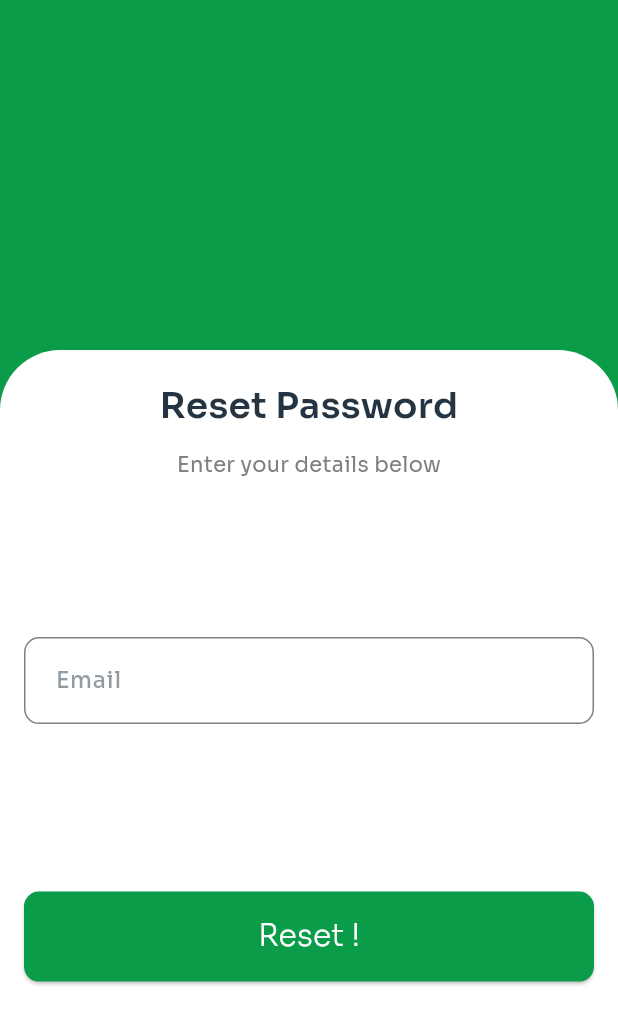
After one commit to yousefali55/graduation, a Flutter app: the ChangePasswordScreen screen opened by its route, on a phone screen of 412 x 824 dp. The commit adds this screen. Shown: the top 1025 px of the screen. Run offline on Flutter 3.47's test engine with Material 3 defaults, Android fonts, the phone set to English and light mode, and no system bars; our stand-ins replace bloc, dio, flutter_bloc, flutter_screenutil, google_fonts, image_picker and 1 more; accounts and stored records are empty.

Commit message:
Reset password done

```diff
--- a/lib/routing/app_router.dart
+++ b/lib/routing/app_router.dart
@@ -1,6 +1,8 @@
 import 'package:flutter/material.dart';
 import 'package:flutter_bloc/flutter_bloc.dart';
 import 'package:graduation/routing/routes.dart';
+import 'package:graduation/views/change_password/change_password_screen.dart';
+import 'package:graduation/views/change_password/cubit/change_password_cubit.dart';
 import 'package:graduation/views/sign_in/data/cubit/sign_in_email_cubit.dart';
 import 'package:graduation/views/sign_in/sign_in.dart';
 import 'package:graduation/views/sign_up/data/cubit/sign_up_email_cubit.dart';
@@ -23,10 +25,18 @@ class AppRouter {
         );
       case Routes.signUp:
         return MaterialPageRoute(
-            builder: (_) => BlocProvider(
-                  create: (context) => SignUpEmailCubit(),
-                  child: const SignUpScreen(),
-                ));
+          builder: (_) => BlocProvider(
+            create: (context) => SignUpEmailCubit(),
+            child: const SignUpScreen(),
+          ),
+        );
+      case Routes.changePassword:
+        return MaterialPageRoute(
+          builder: (_) => BlocProvider(
+            create: (context) => ChangePasswordCubit(),
+            child: const ChangePasswordScreen(),
+          ),
+        );
       default:
         return MaterialPageRoute(
           builder: (_) => const Scaffold(),
--- a/lib/routing/routes.dart
+++ b/lib/routing/routes.dart
@@ -2,4 +2,5 @@ class Routes {
   static const String signIn = '/sigIn';
   static const String signUp = '/signUp';
   static const String splash = '/splash';
+  static const String changePassword = '/changePassword';
 }
--- /dev/null
+++ b/lib/views/change_password/change_password_screen.dart
@@ -0,0 +1,81 @@
+import 'package:flutter/material.dart';
+import 'package:flutter_bloc/flutter_bloc.dart';
+import 'package:flutter_screenutil/flutter_screenutil.dart';
+import 'package:graduation/mutual_widgets/custom_snack_bar.dart';
+import 'package:graduation/mutual_widgets/elevated_button_for_sign_in_up.dart';
+import 'package:graduation/mutual_widgets/repeated_text_field.dart';
+import 'package:graduation/mutual_widgets/texts_in_sign_in_up.dart';
+import 'package:graduation/spacing/spacing.dart';
+import 'package:graduation/theming/colors_manager.dart';
+import 'package:graduation/views/change_password/cubit/change_password_cubit.dart';
+
+class ChangePasswordScreen extends StatelessWidget {
+  const ChangePasswordScreen({super.key});
+
+  @override
+  Widget build(BuildContext context) {
+    return BlocConsumer<ChangePasswordCubit, ChangePasswordState>(
+      listener: (context, state) {
+        if (state is ChangePasswordSuccess) {
+          showCustomSnackbar(
+            context,
+            'Success',
+            ColorsManager.mainGreen,
+          );
+        } else if (state is ChangePasswordFailure) {
+          showCustomSnackbar(
+            context,
+            'failed,${state.errorMessage}',
+            ColorsManager.red,
+          );
+        }
+      },
+      builder: (context, state) {
+        return Scaffold(
+          backgroundColor: ColorsManager.mainGreen,
+          body: SingleChildScrollView(
+            child: Column(
+              crossAxisAlignment: CrossAxisAlignment.stretch,
+              children: [
+                SizedBox(height: 230.h),
+                Container(
+                  height: MediaQuery.of(context).size.height - 220,
+                  padding: const EdgeInsets.symmetric(horizontal: 16),
+                  decoration: const BoxDecoration(
+                    color: ColorsManager.white,
+                    borderRadius: BorderRadius.only(
+                      topLeft: Radius.circular(40),
+                      topRight: Radius.circular(40),
+                    ),
+                  ),
+                  child: Column(
+                    children: [
+                      TextInSignInUp(textWelcomeOrGetStarted: 'Reset Password'),
+                      heightSpace(90),
+                      RepeatedTextFormField(
+                        hintText: 'Email',
+                        controller: context
+                            .read<ChangePasswordCubit>()
+                            .emailTextEditingController,
+                        hide: false,
+                      ),
+                      heightSpace(110),
+                      ElevatedButtonForSignInUp(
+                        signInOrUp: 'Reset !',
+                        onPressed: () {
+                          context
+                              .read<ChangePasswordCubit>()
+                              .requestPasswordChange();
+                        },
+                      )
+                    ],
+                  ),
+                ),
+              ],
+            ),
+          ),
+        );
+      },
+    );
+  }
+}
--- /dev/null
+++ b/lib/views/change_password/cubit/change_password_state.dart
@@ -0,0 +1,13 @@
+part of 'change_password_cubit.dart';
+
+@immutable
+sealed class ChangePasswordState {}
+
+final class ChangePasswordInitial extends ChangePasswordState {}
+final class ChangePasswordLoading extends ChangePasswordState {}
+final class ChangePasswordSuccess extends ChangePasswordState {}
+final class ChangePasswordFailure extends ChangePasswordState {
+  final String errorMessage;
+
+  ChangePasswordFailure({required this.errorMessage});
+}
```
Also changed, not shown: lib/views/change_password/cubit/change_password_cubit.dart (added, +56 -0 lines), lib/views/sign_in/sign_in.dart (+8 -18 lines), lib/views/sign_in/widgets/forget_pawword.dart (+5 -6 lines).
